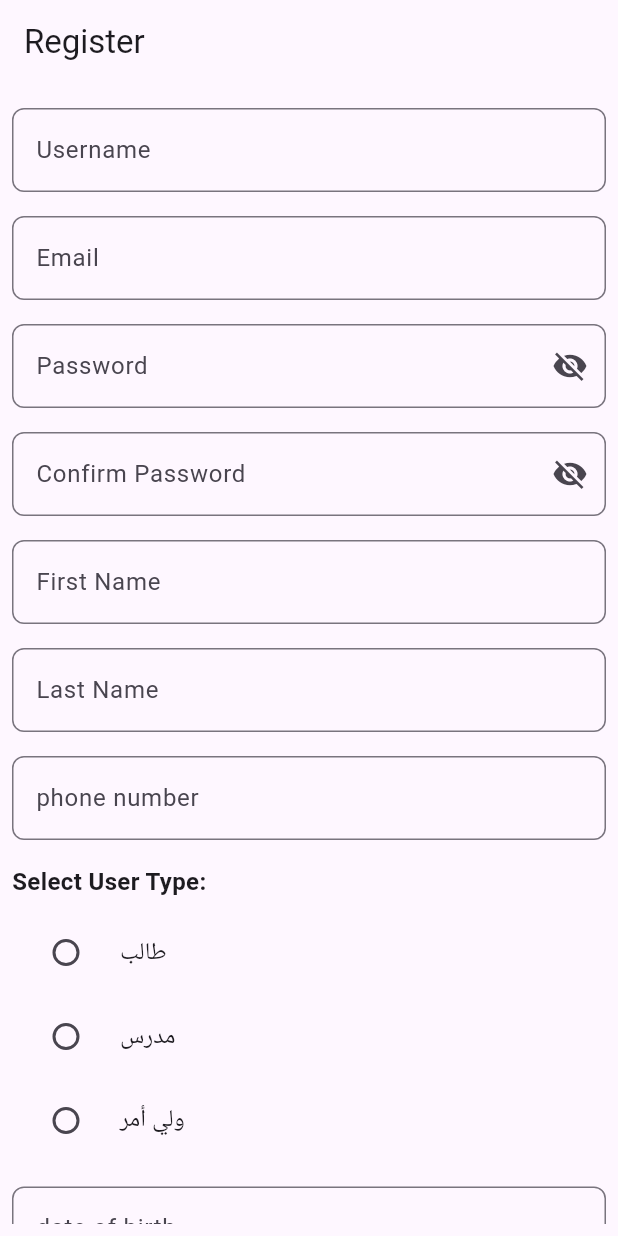
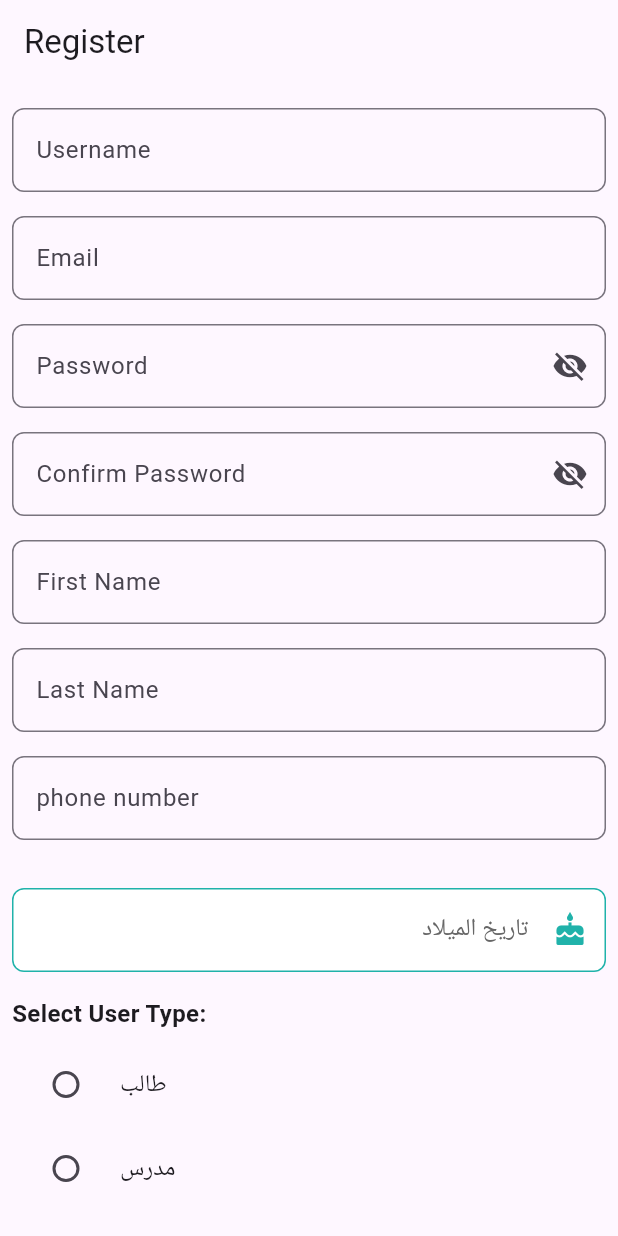
Before and after one commit to 3bowhab/study_platform, a Flutter app: the screen it shows after launch, on a phone screen of 412 x 824 dp. Run offline on Flutter 3.47's test engine with Material 3 defaults, Android fonts, the phone set to English and light mode, and no system bars; our stand-ins replace dio, shared_preferences; accounts and stored records are empty; Roboto replaces fonts that are missing (KidzhoodArabic).

Commit message:
bithday input

```diff
--- /dev/null
+++ b/lib/helper/app_colors_fonts.dart
@@ -0,0 +1,18 @@
+import 'package:flutter/material.dart';
+
+class AppColors {
+  static const Color mainBackground = Colors.white;
+  static const Color mainColorOnImg = Colors.white;
+  static const Color primaryColor = Color(0xFFFCA43C);
+  static const Color secondaryColor = Color(0xFF20B2AA);
+  static const Color highlightColor = Color(0xFFFFD700);
+  static const Color primaryText = Color(0xFF874C32);
+  static const Color secondaryText = Color(0xFF666666);
+  static const Color hoverActive = Color(0xFFB85000);
+  static const Color border = Colors.white;
+}
+
+class Fonts {
+  static const mainFont = 'MochaYemen';
+  static const secondryFont = 'KidzhoodArabic';
+}
--- a/lib/views/register_view.dart
+++ b/lib/views/register_view.dart
@@ -7,6 +7,7 @@ import 'package:study_platform/services/authentication/link_child_service.dart';
 import 'package:study_platform/services/authentication/register_service.dart';
 import 'package:study_platform/views/confirm_email_view.dart';
 import 'package:study_platform/views/login_view.dart';
+import 'package:study_platform/widgets/birthday_input.dart';
 import 'package:study_platform/widgets/custom_text_field.dart';
 import 'package:study_platform/widgets/loading_indecator.dart';
 import 'package:study_platform/widgets/register_user_type.dart';
@@ -109,18 +110,18 @@ class _RegisterViewState extends State<RegisterView> {
                   //     userType = newValue;
                   //   },
                   // ),
+                  SizedBox(height: 16),
+                  BirthDateField(
+                    initialDate: dateOfBirth,
+                    onChanged: (value) {
+                      dateOfBirth = value;
+                    },
+                  ),
+                  const SizedBox(height: 16),
                   RegisterUserType(
                     onUserTypeSelected: (selectedType, child) {
                       userType = selectedType;
                       childUsername = child;
-                    },
-                  ),
-                  SizedBox(height: 16),
-                  CustomTextField(
-                    labelText: 'date of birth',
-                    validator: AppValidators.requiredField,
-                    onsaved: (newValue) {
-                      dateOfBirth = newValue;
                     },
                   ),
                   const SizedBox(height: 20),
--- /dev/null
+++ b/lib/widgets/birthday_input.dart
@@ -0,0 +1,124 @@
+import 'package:flutter/material.dart';
+import 'package:study_platform/helper/app_colors_fonts.dart';
+
+class BirthDateField extends StatefulWidget {
+  final String hintText;
+  final String? initialValue;
+  final String? initialDate; // تاريخ الميلاد الافتراضي
+  final Function(String)? onChanged; // يتم استدعاؤها عند التغيير
+
+  const BirthDateField({
+    super.key,
+    this.hintText = "العمر",
+    this.initialDate,
+    this.onChanged,
+    this.initialValue,
+  });
+
+  @override
+  BirthDateFieldState createState() => BirthDateFieldState();
+}
+
+class BirthDateFieldState extends State<BirthDateField> {
+  late TextEditingController _dateController;
+
+  @override
+  void initState() {
+    super.initState();
+    _dateController = TextEditingController(text: widget.initialDate ?? '');
+  }
+
+  Future<void> _selectDate(BuildContext context) async {
+    final DateTime? picked = await showDatePicker(
+      context: context,
+      initialDate:
+          (_dateController.text.isNotEmpty)
+              ? DateTime.tryParse(_dateController.text) ?? DateTime.now()
+              : DateTime.now(),
+      firstDate: DateTime(1900),
+      lastDate: DateTime.now(),
+      builder: (context, child) {
+        return Theme(
+          data: Theme.of(context).copyWith(
+            colorScheme: ColorScheme.light(
+              primary: Color(0xFF20B2AA), // لون البنفسجي الجديد
+              onPrimary: Colors.white,
+              onSurface: AppColors.secondaryText,
+            ),
+          ),
+          child: child!,
+        );
+      },
+    );
+
+    if (picked != null) {
+      final formatted =
+          "${picked.year}-${_twoDigits(picked.month)}-${_twoDigits(picked.day)}";
+      setState(() {
+        _dateController.text = formatted;
+      });
+      if (widget.onChanged != null) {
+        widget.onChanged!(formatted);
+      }
+    }
+  }
+
+  String _twoDigits(int n) => n.toString().padLeft(2, '0');
+
+  @override
+  Widget build(BuildContext context) {
+    return Directionality(
+      textDirection: TextDirection.rtl,
+      child: TextFormField(
+        validator: (data) => feildValidator(data),
+        controller: _dateController,
+        readOnly: true,
+        onTap: () => _selectDate(context),
+        textAlign: TextAlign.right,
+        decoration: InputDecoration(
+          fillColor: AppColors.mainBackground,
+          filled: true,
+          floatingLabelBehavior: FloatingLabelBehavior.auto,
+          labelText: widget.initialValue ?? "تاريخ الميلاد",
+          labelStyle: const TextStyle(
+            color: AppColors.secondaryText,
+            fontFamily: 'KidzhoodArabic',
+          ),
+          prefixIcon: Icon(Icons.cake, color: AppColors.secondaryColor),
+          enabledBorder: OutlineInputBorder(
+            borderRadius: BorderRadius.circular(8),
+            borderSide: BorderSide(color: AppColors.secondaryColor),
+          ),
+          focusedBorder: OutlineInputBorder(
+            borderRadius: BorderRadius.circular(8),
+            borderSide: BorderSide(color: AppColors.secondaryColor, width: 2),
+          ),
+          errorStyle: const TextStyle(
+            color: Color.fromARGB(255, 255, 17, 0),
+            fontSize: 12,
+            fontFamily: 'KidzhoodArabic',
+          ),
+          errorBorder: OutlineInputBorder(
+            borderSide: BorderSide(color: Colors.red, width: 2),
+            borderRadius: BorderRadius.circular(8),
+          ),
+          focusedErrorBorder: OutlineInputBorder(
+            borderSide: BorderSide(color: Colors.red, width: 2),
+            borderRadius: BorderRadius.circular(8),
+          ),
+        ),
+        style: const TextStyle(
+          color: AppColors.secondaryText,
+          fontFamily: 'KidzhoodArabic',
+        ),
+      ),
+    );
+  }
+
+  String? feildValidator(String? data) {
+    if (data == null || data.isEmpty) {
+      return "هذا الحقل لا يمكن أن يكون فارغًا";
+    }
+    return null;
+  }
+}
--- a/lib/widgets/custom_drawer.dart
+++ b/lib/widgets/custom_drawer.dart
@@ -41,7 +41,7 @@ class _CustomDrawerState extends State<CustomDrawer> {
             },
           ),
           logoutTile(context),
-          // logoutWithoutService(context),
+          logoutWithoutService(context),
         ],
       ),
     );
```
Also changed, not shown: lib/views/Drawer_views/edit_profile_view.dart (+12 -1 lines).
